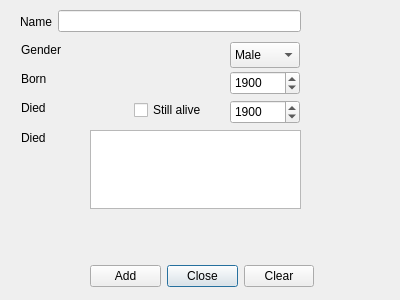
Old version of the form ui/adddialog.ui in the repository orriaxels/Hopur42.
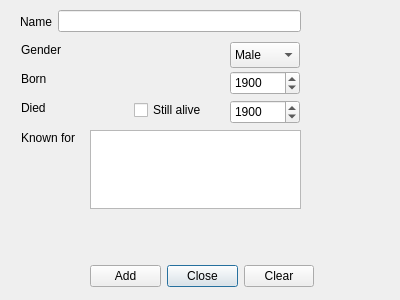
New version of the form.

```diff
--- a/ui/adddialog.ui
+++ b/ui/adddialog.ui
@@ -213,12 +213,12 @@
     <rect>
      <x>21</x>
      <y>130</y>
-     <width>29</width>
+     <width>71</width>
      <height>16</height>
     </rect>
    </property>
    <property name="text">
-    <string>Died</string>
+    <string>Known for</string>
    </property>
    <property name="buddy">
     <cstring>nameLineEdit</cstring>
```
Left out of the diff: 30 changed lines with no effect on the pictures.
